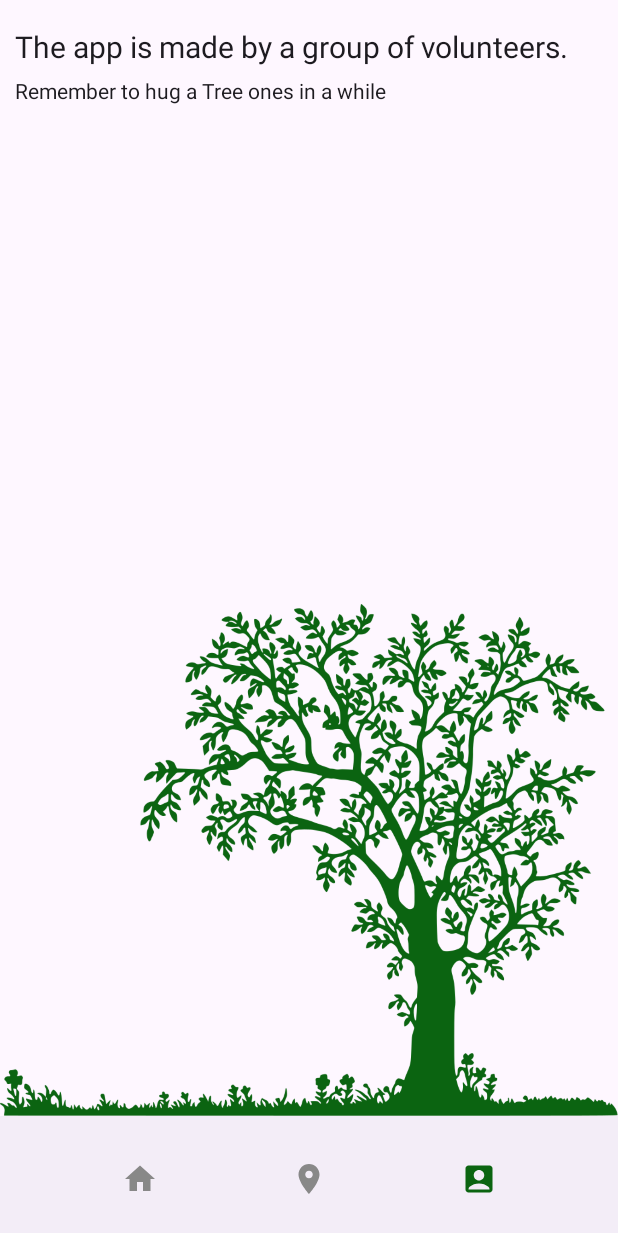
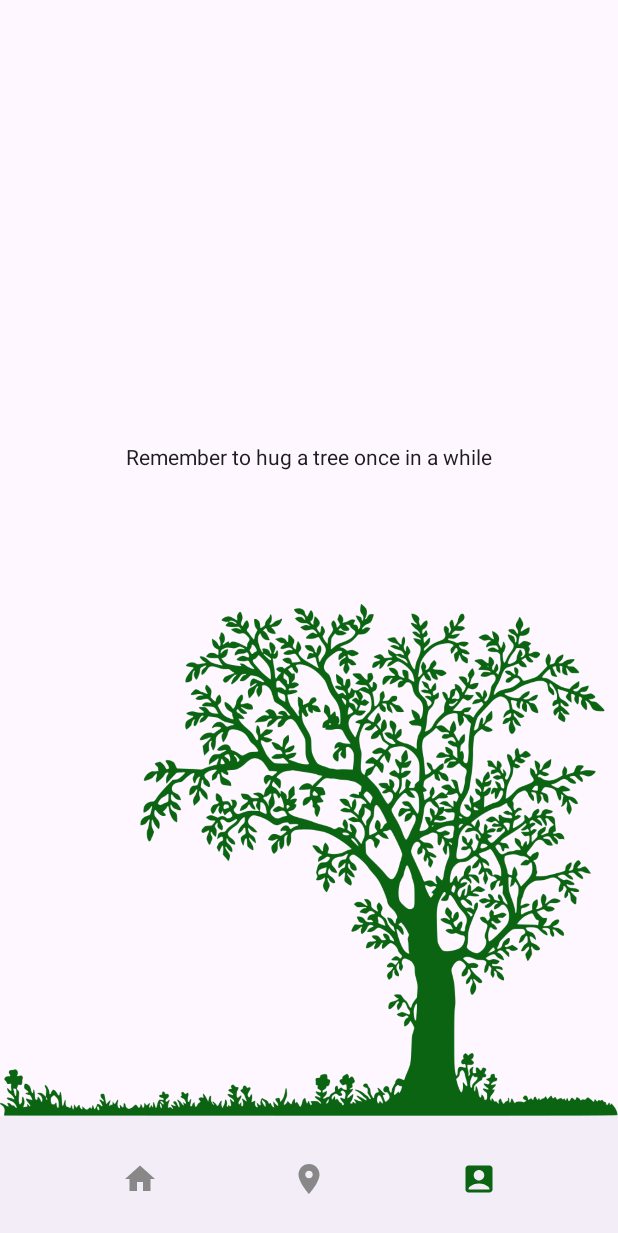
Before and after one commit to majornuts/treehugger, an Android app built with Jetpack Compose: the About screen opened through its navigation route, on a phone screen of 412 x 824 dp. Shown: the top 1233 px of the screen. Run offline under Robolectric (Android 15) with nearby library versions, the phone set to English and light mode, and no system bars; network calls fail.

Commit message:
minor changes

```diff
--- a/app/src/main/java/dk/hug/treehugger/compose/ScreenAbout.kt
+++ b/app/src/main/java/dk/hug/treehugger/compose/ScreenAbout.kt
@@ -1,37 +1,36 @@
 package dk.hug.treehugger.compose
 
 import androidx.compose.foundation.Image
-import androidx.compose.foundation.layout.Box
+import androidx.compose.foundation.layout.Arrangement
 import androidx.compose.foundation.layout.Column
 import androidx.compose.foundation.layout.Row
 import androidx.compose.foundation.layout.Spacer
-import androidx.compose.foundation.layout.fillMaxSize
+import androidx.compose.foundation.layout.fillMaxHeight
 import androidx.compose.foundation.layout.fillMaxWidth
-import androidx.compose.foundation.layout.padding
-import androidx.compose.foundation.layout.size
 import androidx.compose.runtime.Composable
 import androidx.compose.material3.Text
 import androidx.compose.ui.Alignment
 import androidx.compose.ui.Modifier
 import androidx.compose.ui.graphics.Color
 import androidx.compose.ui.res.painterResource
-import androidx.compose.ui.unit.dp
-import androidx.compose.ui.unit.sp
 import dk.hug.treehugger.R
 
 @Composable
 fun ScreenAbout() {
 
+    Column {
 
-    Column(modifier = Modifier.padding(10.dp)) {
-        Spacer(modifier = Modifier.size(10.dp))
-        Text(text = "The app is made by a group of volunteers." , fontSize = 20.sp)
-        Spacer(modifier = Modifier.size(10.dp))
-        Text(text = "Remember to hug a Tree ones in a while")
-    }
+        Spacer(modifier = Modifier.fillMaxHeight(0.4f))
+        Text(
+            text = "Remember to hug a tree once in a while",
+            modifier = Modifier.align(Alignment.CenterHorizontally)
+        )
 
-    Box(modifier = Modifier.fillMaxSize()) {
-        Row(modifier = Modifier.align(Alignment.BottomCenter)) {
+
+        Row(
+            modifier = Modifier.fillMaxHeight(1f),
+            horizontalArrangement = Arrangement.End, verticalAlignment = Alignment.Bottom
+        ) {
             Image(
                 modifier = Modifier.fillMaxWidth(),
                 painter = painterResource(id = R.drawable.trees2),
@@ -40,5 +39,4 @@ fun ScreenAbout() {
             )
         }
     }
-
 }
--- a/app/src/main/java/dk/hug/treehugger/compose/ScreenHome.kt
+++ /dev/null
@@ -1,19 +0,0 @@
-package dk.hug.treehugger.compose
-
-import androidx.compose.foundation.layout.Column
-import androidx.compose.foundation.layout.fillMaxHeight
-import androidx.compose.foundation.layout.fillMaxWidth
-import androidx.compose.material3.Text
-import androidx.compose.runtime.Composable
-import androidx.compose.ui.Modifier
-
-@Composable
-fun ScreenHome() {
-    Column(
-
-    ) {
-        Text(
-            text = "Home Screen",
-        )
-    }
-}
--- a/app/src/main/java/dk/hug/treehugger/compose/navi/NavItems.kt
+++ b/app/src/main/java/dk/hug/treehugger/compose/navi/NavItems.kt
@@ -8,7 +8,6 @@ import androidx.compose.ui.graphics.vector.ImageVector
 
 sealed class NavItems(var title: String, var icon: ImageVector, var screen_route: String) {
 
-//    data object Home : NavItems("Home", Icons.Default.Home, "Home")
     data object Map : NavItems("Map", Icons.Default.Home, "Map")
     data object List : NavItems("List", Icons.Default.LocationOn, "List")
     data object About : NavItems("About", Icons.Default.AccountBox, "About")
--- a/app/src/main/java/dk/hug/treehugger/compose/navi/NavigationGraph.kt
+++ b/app/src/main/java/dk/hug/treehugger/compose/navi/NavigationGraph.kt
@@ -27,9 +27,6 @@ fun NavigationGraph(
     navController: NavHostController
 ) {
     NavHost(navController, startDestination = NavItems.Map.screen_route) {
-//        composable(NavItems.Home.screen_route) {
-//            ScreenHome()
-//        }
         composable(NavItems.Map.screen_route) {
             ScreenMap(screenMapViewModel)
         }
```
